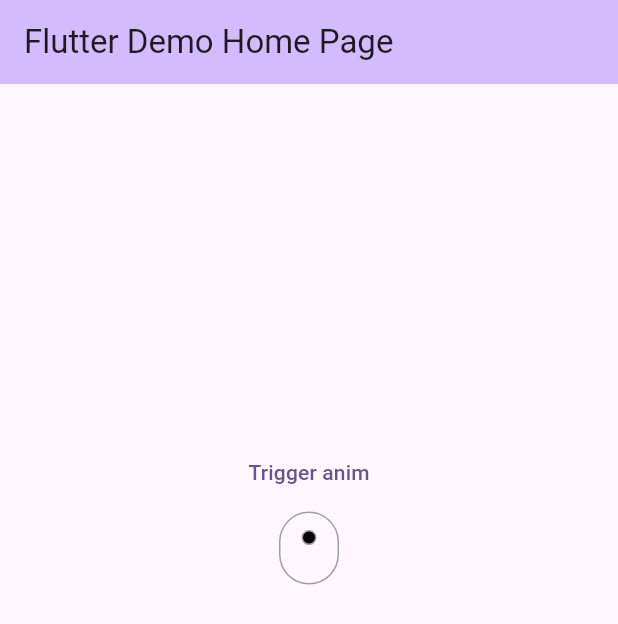
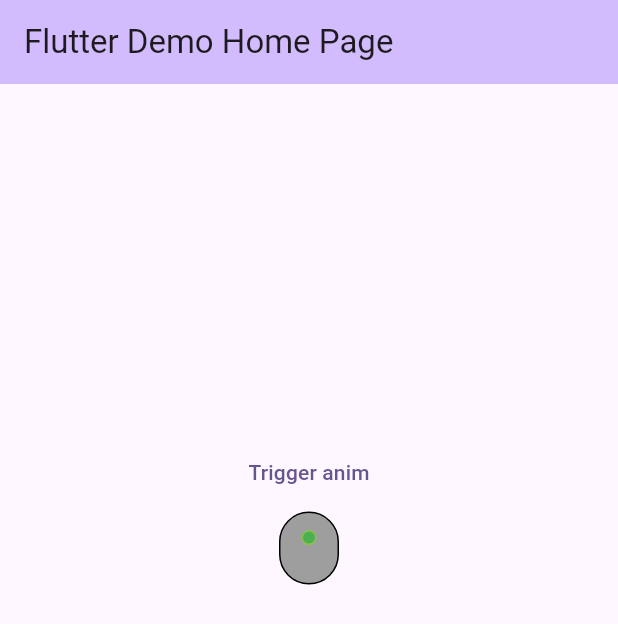
Before and after one commit to large/swipe_indicator_widget, a Flutter app: the screen it shows after launch, after a tap on "Trigger anim", on a phone screen of 412 x 824 dp. Shown: the top 624 px of the screen. Run offline on Flutter 3.47's test engine with Material 3 defaults, Android fonts, the phone set to English and light mode, and no system bars.

Commit message:
Updated backgroundcolors etc...

```diff
--- a/example/lib/main.dart
+++ b/example/lib/main.dart
@@ -104,15 +104,17 @@ class _MyHomePageState extends State<MyHomePage> {
                 child: const Text("Trigger anim")),
             Visibility(
               visible: _visible,
-              child: SwipeIndicatorWidget.circle(
+              child: SwipeIndicatorWidget.swipeUp(
                   onAnimationComplete: () {
                     setState(() {
                       _visible = false;
                     });
                   },
-                  color: Colors.black,
+                  dotColor: Colors.green,
+                  borderDotColor: Colors.lightGreen,
+                  color: Colors.grey,
                   size: const Size(40.0, 250.0),
-                  borderColor: Colors.grey,
+                  borderColor: Colors.black,
                   repeats: 1
               ),
             ),
--- a/lib/src/build_swipe_indicator.dart
+++ b/lib/src/build_swipe_indicator.dart
@@ -1,20 +1,24 @@
 import 'package:flutter/material.dart';
-import 'circle/circle.dart';
+import 'swipeup/swipeup.dart';
 
 class SwipeIndicatorWidget {
   SwipeIndicatorWidget._();
 
-  static Widget circle({
+  static Widget swipeUp({
     required Color color,
+    required Color dotColor,
     required Color borderColor,
+    required Color borderDotColor,
     required Size size,
     final Function? onAnimationComplete,
     final int repeats = 2,
     Key? key,
   }) {
-    return Circle(
+    return SwipeUp(
       color: color,
+      dotColor: dotColor,
       borderColor: borderColor,
+      borderDotColor: borderDotColor,
       size: size,
       onAnimationComplete: onAnimationComplete,
       repeats: repeats,
--- a/lib/src/circle/circle.dart
+++ b/lib/src/swipeup/swipeup.dart
@@ -1,27 +1,31 @@
 import 'package:flutter/material.dart';
 import '../build_swipe_indicator.dart';
 
-class Circle extends StatefulWidget {
+class SwipeUp extends StatefulWidget {
   final Size size;
   final Color color;
   final Color borderColor;
+  final Color dotColor;
+  final Color borderDotColor;
   final int repeats;
   final Function? onAnimationComplete;
 
-  const Circle({
+  const SwipeUp({
     super.key,
     required this.size,
     required this.color,
+    required this.dotColor,
     required this.borderColor,
+    required this.borderDotColor,
     this.onAnimationComplete,
     this.repeats = 2,
   });
 
   @override
-  State<Circle> createState() => _CircleState();
+  State<SwipeUp> createState() => _SwipeUpState();
 }
 
-class _CircleState extends State<Circle> with SingleTickerProviderStateMixin {
+class _SwipeUpState extends State<SwipeUp> with SingleTickerProviderStateMixin {
   late AnimationController _animationController;
   int _repeats = 0;
 
@@ -82,7 +86,7 @@ class _CircleState extends State<Circle> with SingleTickerProviderStateMixin {
               decoration: BoxDecoration(
                 border: Border.all(color: widget.borderColor),
                 borderRadius: BorderRadius.circular(widget.size.width / 2),
-                //color: widget.color,
+                color: widget.color,
               ),
               width: widget.size.width,
               height: widget.size.width +
@@ -104,9 +108,9 @@ class _CircleState extends State<Circle> with SingleTickerProviderStateMixin {
                         .value),
                 child: Container(
                   decoration: BoxDecoration(
-                    border: Border.all(color: widget.borderColor),
+                    border: Border.all(color: widget.borderDotColor),
                     borderRadius: BorderRadius.circular(5),
-                    color: widget.color,
+                    color: widget.dotColor,
                   ),
                   height: 10,
                   width: 10,
```
